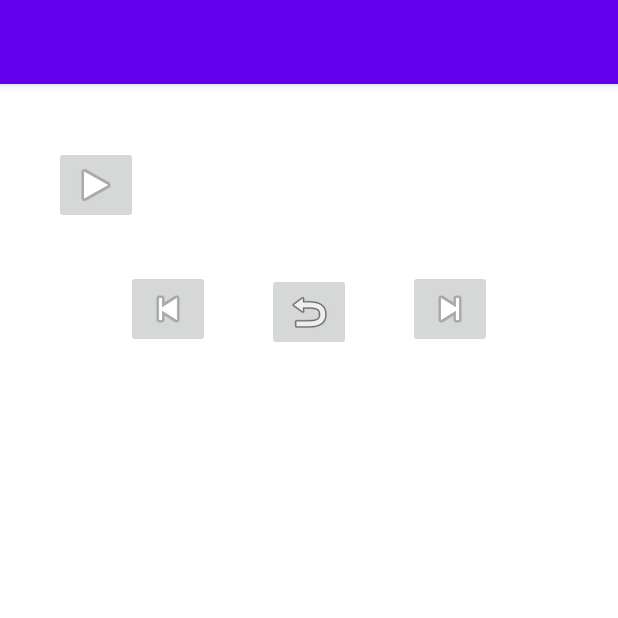
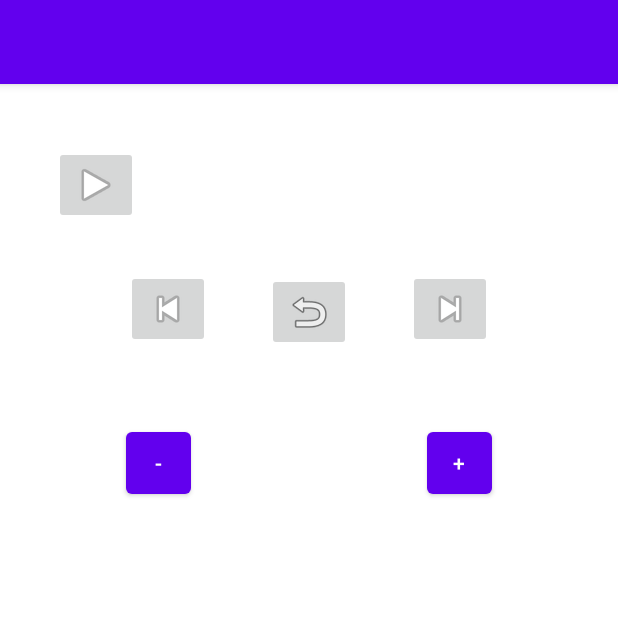
Before and after one commit to Plepler/PCRemote, an Android app: the screen it shows after launch (MainActivity), on a phone screen of 412 x 824 dp, the top half of it. Run offline under Robolectric (Android 15) with nearby library versions, the phone set to English and light mode, and no system bars.

Commit message:
Added volume buttons

```diff
--- a/App/app/src/main/java/com/plepler/remote/MainActivity.java
+++ b/App/app/src/main/java/com/plepler/remote/MainActivity.java
@@ -16,6 +16,7 @@ public class MainActivity extends AppCompatActivity
     private ImageButton prevtrackBtn;
 
 
+
     @Override
     protected void onCreate(Bundle savedInstanceState)
     {
@@ -24,14 +25,16 @@ public class MainActivity extends AppCompatActivity
 
         playBtn = (ImageButton)findViewById(R.id.play);
         pauseBtn = (ImageButton)findViewById(R.id.pause);
-        ImageButton nexttrackBtn = (ImageButton)findViewById(R.id.nextrack);
-        ImageButton prevtrackBtn = (ImageButton)findViewById(R.id.prevtrack);
+        nexttrackBtn = (ImageButton)findViewById(R.id.nextrack);
+        prevtrackBtn = (ImageButton)findViewById(R.id.prevtrack);
 
         pauseBtn.setVisibility(View.GONE);
 
+        // Create socket handler to connect to pc
         sh = SocketHandler.getInstance();
         sh.start();
     }
+
 
 
     public void playPause(View view)
@@ -65,6 +68,16 @@ public class MainActivity extends AppCompatActivity
     {
         sendMessage((byte)RequestCodes.REWIND);
     }
+    public void volup(View view)
+    {
+        sendMessage((byte)RequestCodes.VOLUP);
+    }
+    public void voldown(View view)
+    {
+        sendMessage((byte)RequestCodes.VOLDOWN);
+    }
+
+
 
     private boolean sendMessage(byte code)
     {
@@ -80,5 +93,4 @@ public class MainActivity extends AppCompatActivity
         }
     }
 
-
 }
--- a/App/app/src/main/java/com/plepler/remote/RequestCodes.java
+++ b/App/app/src/main/java/com/plepler/remote/RequestCodes.java
@@ -6,4 +6,6 @@ public class RequestCodes
     public static int NEXTTRACK = 2;
     public static int PREVTRACK = 3;
     public static int REWIND = 4;
+    public static int VOLUP = 5;
+    public static int VOLDOWN = 6;
 }
--- a/App/app/src/main/res/layout/activity_main.xml
+++ b/App/app/src/main/res/layout/activity_main.xml
@@ -5,6 +5,8 @@
     android:layout_width="match_parent"
     android:layout_height="match_parent"
     tools:context=".MainActivity">
+
+
 
 
     <ImageButton
@@ -38,6 +40,7 @@
         android:layout_marginTop="124dp"
         android:layout_marginEnd="84dp"
         android:layout_marginRight="84dp"
+        android:layout_marginBottom="32dp"
         android:onClick="nexttrack"
         app:layout_constraintEnd_toEndOf="parent"
         app:layout_constraintTop_toTopOf="parent"
@@ -50,6 +53,7 @@
         android:layout_marginStart="84dp"
         android:layout_marginLeft="84dp"
         android:layout_marginTop="124dp"
+        android:contentDescription="TODO"
         android:onClick="prevtrack"
         app:layout_constraintStart_toStartOf="parent"
         app:layout_constraintTop_toTopOf="parent"
@@ -57,14 +61,36 @@
 
     <ImageButton
         android:id="@+id/rewind"
-        android:onClick="rewind"
         android:layout_width="wrap_content"
         android:layout_height="wrap_content"
         android:layout_marginTop="2dp"
+        android:onClick="rewind"
         app:layout_constraintEnd_toStartOf="@+id/nextrack"
         app:layout_constraintStart_toEndOf="@+id/prevtrack"
         app:layout_constraintTop_toTopOf="@+id/nextrack"
         app:srcCompat="@android:drawable/ic_menu_revert" />
 
+    <Button
+        android:id="@+id/volup"
+        android:onClick="volup"
+        android:layout_width="43dp"
+        android:layout_height="53dp"
+        android:layout_marginTop="50dp"
+        android:layout_marginEnd="84dp"
+        android:layout_marginRight="84dp"
+        android:text="+"
+        app:layout_constraintEnd_toEndOf="parent"
+        app:layout_constraintTop_toBottomOf="@+id/nextrack" />
+    <Button
+        android:id="@+id/voldown"
+        android:onClick="voldown"
+        android:layout_width="43dp"
+        android:layout_height="53dp"
+        android:layout_marginStart="84dp"
+        android:layout_marginLeft="84dp"
+        android:layout_marginTop="50dp"
+        android:text="-"
+        app:layout_constraintStart_toStartOf="parent"
+        app:layout_constraintTop_toBottomOf="@+id/prevtrack" />
 
 </androidx.constraintlayout.widget.ConstraintLayout>
```
Also changed, not shown: 2 other files.
